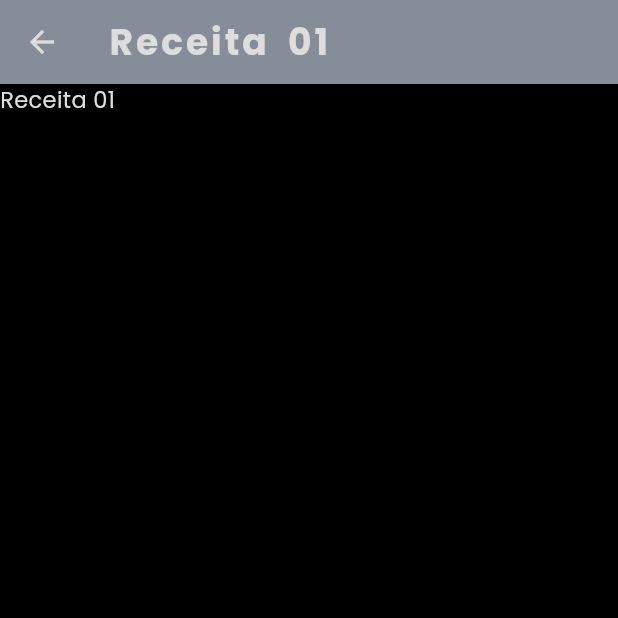
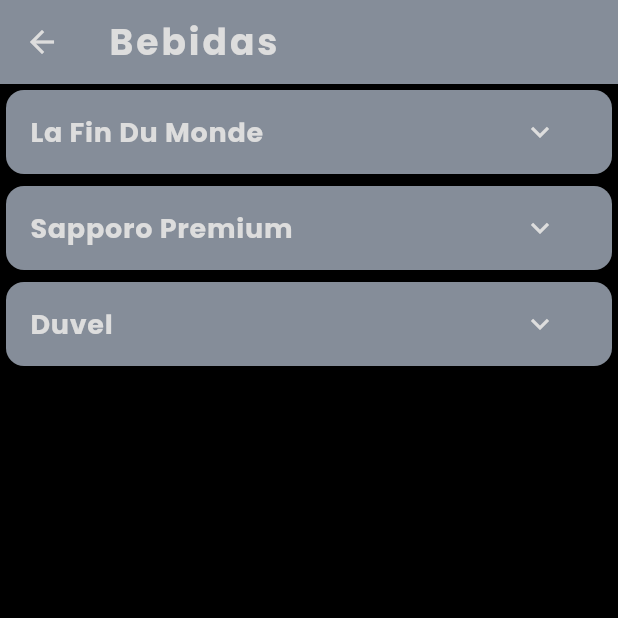
Before and after one commit to andersonstack/receitas, a Flutter app: the screen it shows after launch, after a tap on the "arrow right" icon, on a phone screen of 412 x 824 dp, the top half of it. Run offline on Flutter 3.47's test engine with Material 3 defaults, Android fonts, the phone set to English and light mode, and no system bars; our stand-ins replace flutter_hooks, google_fonts.

Commit message:
feat: Creating recipe 01 Closes #1

```diff
--- a/lib/lista_receitas/receita01.dart
+++ b/lib/lista_receitas/receita01.dart
@@ -1,4 +1,5 @@
 import 'package:flutter/material.dart';
+import 'package:flutter_hooks/flutter_hooks.dart';
 import './receita_x.dart';
 
 class Receita01 extends ReceitaX {
@@ -9,6 +10,57 @@ class Receita01 extends ReceitaX {
 
   @override
   Widget buildBody(BuildContext context) {
-    return Text("Receita 01");
+    final List<Map<String, dynamic>> bebidas = [
+      {"nome": "La Fin Du Monde", "estilo": "Bock", "ibu": 65},
+      {"nome": "Sapporo Premium", "estilo": "Sour Ale", "ibu": 54},
+      {"nome": "Duvel", "estilo": "Duvel", "ibu": 82},
+    ];
+    final expandedItems = useState<Set<int>>({});
+
+    return ListView.builder(
+      itemCount: bebidas.length,
+      itemBuilder: (BuildContext context, int index) {
+        final bebida = bebidas[index];
+        final details = expandedItems.value.contains(index);
+
+        return Card(
+          child: Column(
+            children: [
+              ListTile(
+                title: Text(bebida["nome"]),
+                trailing: IconButton(
+                  onPressed: () {
+                    final newSet = Set<int>.from(expandedItems.value);
+                    if (details) {
+                      newSet.remove(index);
+                    } else {
+                      newSet.add(index);
+                    }
+                    expandedItems.value = newSet;
+                  },
+                  icon: Icon(details ? Icons.expand_less : Icons.expand_more),
+                ),
+              ),
+              if (details)
+                Padding(
+                  padding: EdgeInsets.all(8.0),
+                  child: Column(
+                    children: [
+                      Text(
+                        "${bebida["estilo"]}",
+                        style: Theme.of(context).textTheme.bodyMedium,
+                      ),
+                      Text(
+                        "${bebida["ibu"]}",
+                        style: Theme.of(context).textTheme.bodyMedium,
+                      ),
+                    ],
+                  ),
+                ),
+            ],
+          ),
+        );
+      },
+    );
   }
 }
--- a/lib/main.dart
+++ b/lib/main.dart
@@ -20,7 +20,7 @@ class MyApp extends HookWidget {
       initialRoute: "/home",
       routes: {
         "/home": (_) => Home(),
-        "/receita01": (_) => Receita01(titlePage: "Receita 01"),
+        "/receita01": (_) => Receita01(titlePage: "Bebidas"),
         "/receita02": (_) => Receita02(titlePage: "Receita 02"),
         "/receita03": (_) => Receita03(titlePage: "Receita 03"),
         "/receita04": (_) => Receita04(titlePage: "Receita 04"),
```
